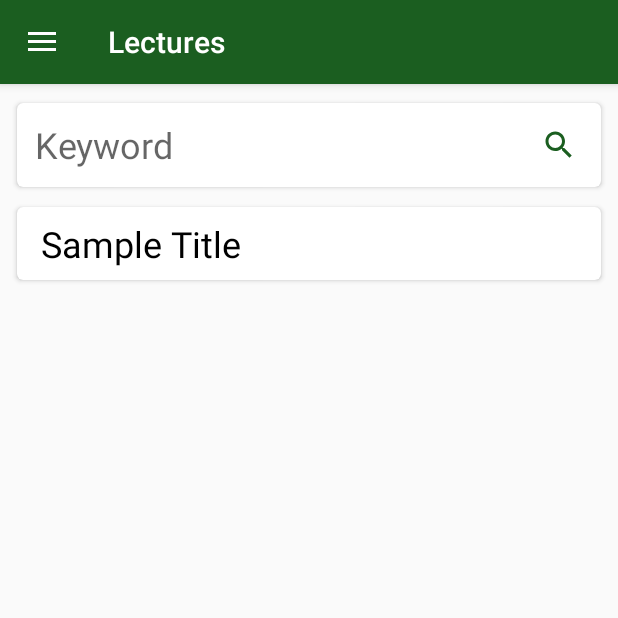
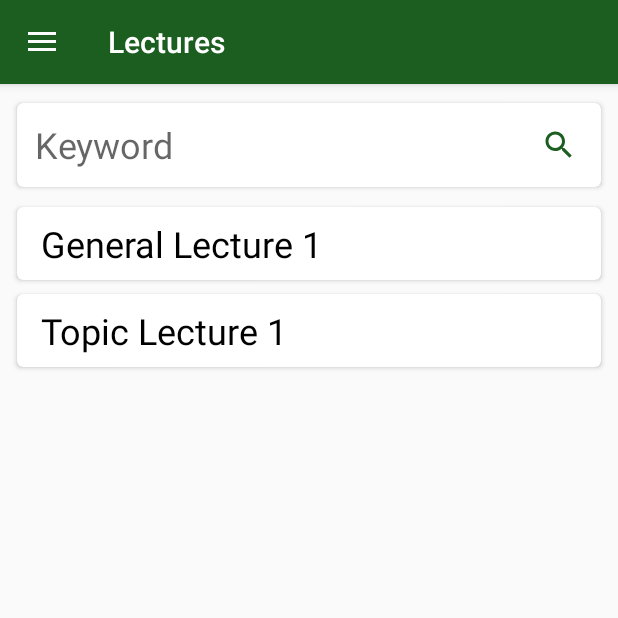
Before and after one commit to philipborbon/e-rotc, an Android app: the screen it shows after launch (MainActivity), on a phone screen of 412 x 824 dp, the top half of it. Run offline under Robolectric (Android 15) with nearby library versions, the phone set to English and light mode, and no system bars; our stand-ins replace Room's generated code.

Commit message:
Save lecture and assement with topic

```diff
--- a/app/src/main/java/com/erotc/learning/data/Assessment.kt
+++ b/app/src/main/java/com/erotc/learning/data/Assessment.kt
@@ -1,14 +1,23 @@
 package com.erotc.learning.data
 
 import androidx.room.Entity
+import androidx.room.ForeignKey
 import androidx.room.PrimaryKey
 
 /**
  * Created on 10/15/2018.
  */
-@Entity
+@Entity(foreignKeys = [
+    ForeignKey (
+            entity = Lecture::class,
+            parentColumns = ["id"],
+            childColumns = ["topicid"],
+            onDelete = ForeignKey.CASCADE
+    )
+])
 data class Assessment (
     @PrimaryKey(autoGenerate = true) var id: Long = 0,
+    var topicid: Long = 0,
     var question: String? = null,
     var type: String? = null,
     var choices: ArrayList<String>? = null,
--- a/app/src/main/java/com/erotc/learning/data/Lecture.kt
+++ b/app/src/main/java/com/erotc/learning/data/Lecture.kt
@@ -2,6 +2,7 @@ package com.erotc.learning.data
 
 import android.os.Parcelable
 import androidx.room.Entity
+import androidx.room.ForeignKey
 import androidx.room.PrimaryKey
 import kotlinx.android.parcel.Parcelize
 
@@ -9,9 +10,18 @@ import kotlinx.android.parcel.Parcelize
  * Created on 3/14/2020.
  */
 @Parcelize
-@Entity
+@Entity(foreignKeys = [
+    ForeignKey (
+        entity = Lecture::class,
+        parentColumns = ["id"],
+        childColumns = ["topicid"],
+        onDelete = ForeignKey.CASCADE
+    )
+])
 data class Lecture (
     @PrimaryKey(autoGenerate = true) var id: Long = 0,
+    var topicid: Long = 0,
     var title: String? = null,
-    var file: String? = null
+    var file: String? = null,
+    var order: Int = 0
 ) : Parcelable
--- /dev/null
+++ b/app/src/main/java/com/erotc/learning/data/Topic.kt
@@ -0,0 +1,14 @@
+package com.erotc.learning.data
+
+import androidx.room.Entity
+import androidx.room.PrimaryKey
+
+/**
+ * Created on 3/18/2020.
+ */
+@Entity
+data class Topic (
+    @PrimaryKey var id: Long = 0,
+    var name: String? = null,
+    var order: Int = 0
+)
--- a/app/src/main/java/com/erotc/learning/database/Database.kt
+++ b/app/src/main/java/com/erotc/learning/database/Database.kt
@@ -5,16 +5,19 @@ import androidx.room.RoomDatabase
 import androidx.room.TypeConverters
 import com.erotc.learning.data.Assessment
 import com.erotc.learning.data.Lecture
+import com.erotc.learning.data.Topic
 
 /**
  * Created on 3/8/2020.
  */
 @Database(entities = [
+    Topic::class,
     Assessment::class,
     Lecture::class
 ], version = 1)
 @TypeConverters(Converter::class)
 abstract class Database : RoomDatabase() {
+    abstract fun topicDao(): TopicDao
     abstract fun assessmentDao(): AssessmentDao
     abstract fun lectureDao(): LectureDao
 }
--- a/app/src/main/java/com/erotc/learning/database/LectureDao.kt
+++ b/app/src/main/java/com/erotc/learning/database/LectureDao.kt
@@ -23,7 +23,7 @@ interface LectureDao {
     fun create(entry: Lecture): Long
 
     @Insert
-    fun create(entries: List<Lecture>): List<Long>
+    fun create(lectures: List<Lecture>): List<Long>
 
     @Query("SELECT * FROM lecture ORDER BY title")
     fun getAll(): List<Lecture>
--- /dev/null
+++ b/app/src/main/java/com/erotc/learning/database/TopicDao.kt
@@ -0,0 +1,21 @@
+package com.erotc.learning.database
+
+import androidx.room.Dao
+import androidx.room.Insert
+import androidx.room.Query
+import com.erotc.learning.data.Topic
+
+/**
+ * Created on 3/18/2020.
+ */
+@Dao
+interface TopicDao {
+    @Query("SELECT * FROM topic WHERE id = :id")
+    fun queryForId(id: Long): Topic?
+
+    @Query("SELECT COUNT(*) FROM topic")
+    fun countOf(): Int
+
+    @Insert
+    fun create(topics: List<Topic>): List<Long>
+}
--- a/app/src/main/java/com/erotc/learning/fragment/InitializeFragment.kt
+++ b/app/src/main/java/com/erotc/learning/fragment/InitializeFragment.kt
@@ -10,6 +10,7 @@ import androidx.fragment.app.Fragment
 import com.erotc.learning.R
 import com.erotc.learning.data.Assessment
 import com.erotc.learning.data.Lecture
+import com.erotc.learning.data.Topic
 import com.erotc.learning.repository.LearnRepository
 import com.erotc.learning.util.ApplicationUtil
 import com.google.gson.reflect.TypeToken
@@ -45,6 +46,15 @@ class InitializeFragment : Fragment() {
         object : AsyncTask<Void?, String?, Void?>() {
             override fun doInBackground(vararg p0: Void?): Void? {
                 val repository = LearnRepository.getInstance(context)
+                if (repository.isTopicEmpty) {
+                    publishProgress(getString(R.string.message_preparing_topics))
+
+                    val topicString = ApplicationUtil.getStringFromAsset(context, ApplicationUtil.FILE_TOPIC)
+                    val topicListType = object : TypeToken<List<Topic>>(){}.type
+
+                    repository.saveTopics(ApplicationUtil.gson.fromJson(topicString, topicListType))
+                }
+
                 if (repository.isLectureEmpty) {
                     publishProgress(getString(R.string.message_preparing_lectures))
 
@@ -56,6 +66,7 @@ class InitializeFragment : Fragment() {
 
                 if (repository.isAssessmentEmpty) {
                     publishProgress(getString(R.string.message_preparing_assessment))
+
                     val assessmentString = ApplicationUtil.getStringFromAsset(context, ApplicationUtil.FILE_ASSESSMENT)
                     val assessmentListType = object : TypeToken<List<Assessment>>(){}.type
 
--- a/app/src/main/java/com/erotc/learning/repository/LearnRepository.kt
+++ b/app/src/main/java/com/erotc/learning/repository/LearnRepository.kt
@@ -4,6 +4,7 @@ import android.content.Context
 import androidx.room.Room
 import com.erotc.learning.data.Assessment
 import com.erotc.learning.data.Lecture
+import com.erotc.learning.data.Topic
 import com.erotc.learning.database.Database
 
 /**
@@ -14,6 +15,7 @@ class LearnRepository private constructor(context: Context) {
             .allowMainThreadQueries()
             .build()
 
+    private val topicDao = database.topicDao()
     private val lectureDao = database.lectureDao()
     private val assessmentDao = database.assessmentDao()
 
@@ -25,7 +27,23 @@ class LearnRepository private constructor(context: Context) {
         return lectureDao.getAll()
     }
 
+    fun saveTopics(topics: List<Topic>): List<Topic> {
+        topics.forEachIndexed { index, topic ->
+            topic.order = index
+        }
+
+        topicDao.create(topics).forEachIndexed { index, value ->
+            topics[index].id = value
+        }
+
+        return topics
+    }
+
     fun saveLectures(lectures: List<Lecture>): List<Lecture> {
+        lectures.forEachIndexed { index, lecture ->
+            lecture.order = index
+        }
+
         lectureDao.create(lectures).forEachIndexed { index, value ->
             lectures[index].id = value
         }
@@ -44,6 +62,9 @@ class LearnRepository private constructor(context: Context) {
     fun getRandomQuestions(): List<Assessment> {
         return assessmentDao.getRandomQuestions(QUESTION_LIMIT_COUNT).shuffled()
     }
+
+    val isTopicEmpty: Boolean
+        get() = topicDao.countOf() == 0
 
     val isLectureEmpty: Boolean
         get() = lectureDao.countOf() == 0
--- a/app/src/main/java/com/erotc/learning/util/ApplicationUtil.kt
+++ b/app/src/main/java/com/erotc/learning/util/ApplicationUtil.kt
@@ -4,7 +4,10 @@ import android.content.Context
 import android.util.Log
 import android.view.LayoutInflater
 import android.view.View
-import android.widget.*
+import android.widget.EditText
+import android.widget.ImageButton
+import android.widget.LinearLayout
+import android.widget.TextView
 import com.erotc.learning.R
 import com.erotc.learning.repository.LearnRepository
 import com.google.gson.Gson
@@ -16,6 +19,7 @@ import java.io.IOException
 object ApplicationUtil {
     private val LOG_TAG = ApplicationUtil::class.java.simpleName
 
+    const val FILE_TOPIC = "topic.json"
     const val FILE_LECTURE = "lecture.json"
     const val FILE_ASSESSMENT = "assessment.json"
 
@@ -23,7 +27,7 @@ object ApplicationUtil {
 
     fun shouldInitialize(context: Context): Boolean {
         val repository = LearnRepository.getInstance(context)
-        return repository.isLectureEmpty || repository.isAssessmentEmpty
+        return repository.isTopicEmpty || repository.isLectureEmpty || repository.isAssessmentEmpty
     }
 
     fun getStringFromAsset(context: Context, fileName: String): String? {
--- a/app/src/main/res/values/strings.xml
+++ b/app/src/main/res/values/strings.xml
@@ -19,6 +19,7 @@
     <string name="label_correct_count">Correct Answers</string>
     <string name="label_assessment">Assessment</string>
 
+    <string name="message_preparing_topics">Loading topics…</string>
     <string name="message_preparing_lectures">Loading lectures…</string>
     <string name="message_preparing_assessment">Loading assessments…</string>
     <string name="message_no_results">No results found.</string>
```
Also changed, not shown: app/src/main/assets/assessment.json (+40 -0 lines), app/src/main/assets/lecture.json (+7 -1 lines), app/src/main/assets/topic.json (added, +10 -0 lines).
